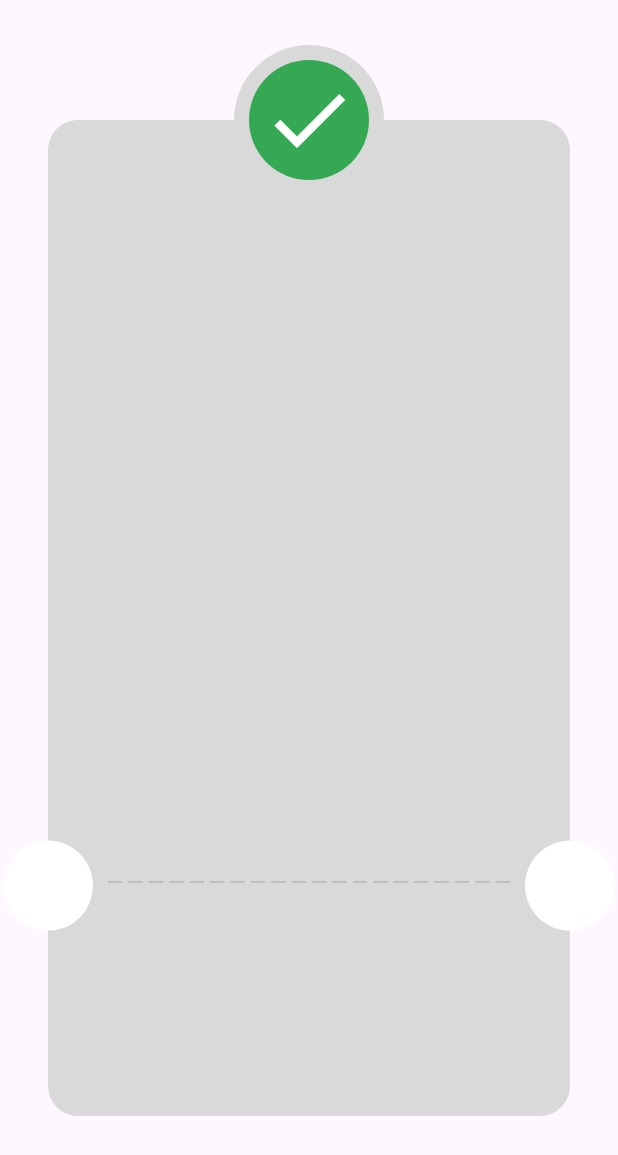
After one commit to MahmoudYasserElbanna/flutter_add_payment_tutorial, a Flutter app: the CheckOutDoneView screen opened directly, on a phone screen of 412 x 824 dp. The commit adds this screen. Shown: the top 1155 px of the screen. Run offline on Flutter 3.47's test engine with Material 3 defaults, Android fonts, the phone set to English and light mode, and no system bars; our stand-ins replace flutter_credit_card, flutter_svg.

Commit message:
refactor code check out view

```diff
--- a/lib/features/checkout/presentation/views/widgets/check_out_done_view_body.dart
+++ b/lib/features/checkout/presentation/views/widgets/check_out_done_view_body.dart
@@ -1,5 +1,9 @@
 import 'package:flutter/material.dart';
 import 'package:flutter/widgets.dart';
+import 'package:payment_app/features/checkout/presentation/views/widgets/custom_check_out_card.dart';
+import 'package:payment_app/features/checkout/presentation/views/widgets/custom_check_out_icon.dart';
+import 'package:payment_app/features/checkout/presentation/views/widgets/custom_dashed_line.dart';
+import 'package:payment_app/features/checkout/presentation/views/widgets/custom_positioned.dart';
 
 class CheckOutDoneViewBody extends StatelessWidget {
   const CheckOutDoneViewBody({super.key});
@@ -11,66 +15,26 @@ class CheckOutDoneViewBody extends StatelessWidget {
       child: Stack(
         clipBehavior: Clip.none,
         children: [
-          Container(
-            decoration: ShapeDecoration(
-              color: const Color(0xFFD9D9D9),
-              shape: RoundedRectangleBorder(
-                borderRadius: BorderRadius.circular(20),
-              ),
-            ),
+          const CustomCheckOutCard(),
+          CustomPositioned(
+            left: -30,
+            bottom: MediaQuery.of(context).size.width * 0.3,
           ),
-          Positioned(
+          CustomPositioned(
+            right: -30,
             bottom: MediaQuery.of(context).size.width * 0.3,
-            left: -30,
-            child: const CircleAvatar(
-              radius: 30,
-              backgroundColor: Colors.white,
-            ),
-          ),
-          Positioned(
-            bottom: MediaQuery.of(context).size.width * 0.3,
-            right: -30,
-            child: const CircleAvatar(
-              radius: 30,
-              backgroundColor: Colors.white,
-            ),
           ),
           const Positioned(
             left: 0,
             right: 0,
             top: -50,
-            child: CircleAvatar(
-              radius: 50,
-              backgroundColor: Color(0xFFD9D9D9),
-              child: CircleAvatar(
-                radius: 40,
-                backgroundColor: Color(0xFF34A853),
-                child: Icon(
-                  Icons.check,
-                  size: 64,
-                  color: Colors.white,
-                ),
-              ),
-            ),
+            child: CustomCheckOutIcon(),
           ),
           Positioned(
             bottom: MediaQuery.of(context).size.width * 0.3 + 30,
             left: 8 + 30,
             right: 8 + 30,
-            child: Row(
-              children: List.generate(
-                20,
-                (index) => Expanded(
-                  child: Padding(
-                    padding: const EdgeInsets.all(2.0),
-                    child: Container(
-                      color: const Color(0xFFB7B7B7),
-                      height: 1,
-                    ),
-                  ),
-                ),
-              ),
-            ),
+            child: const CustomDashedLine(),
           )
         ],
       ),
--- /dev/null
+++ b/lib/features/checkout/presentation/views/widgets/custom_check_out_card.dart
@@ -0,0 +1,17 @@
+import 'package:flutter/material.dart';
+
+class CustomCheckOutCard extends StatelessWidget {
+  const CustomCheckOutCard({super.key});
+
+  @override
+  Widget build(BuildContext context) {
+    return Container(
+      decoration: ShapeDecoration(
+        color: const Color(0xFFD9D9D9),
+        shape: RoundedRectangleBorder(
+          borderRadius: BorderRadius.circular(20),
+        ),
+      ),
+    );
+  }
+}
--- /dev/null
+++ b/lib/features/checkout/presentation/views/widgets/custom_check_out_icon.dart
@@ -0,0 +1,24 @@
+import 'package:flutter/material.dart';
+
+class CustomCheckOutIcon extends StatelessWidget {
+  const CustomCheckOutIcon({
+    super.key,
+  });
+
+  @override
+  Widget build(BuildContext context) {
+    return const CircleAvatar(
+      radius: 50,
+      backgroundColor: Color(0xFFD9D9D9),
+      child: CircleAvatar(
+        radius: 40,
+        backgroundColor: Color(0xFF34A853),
+        child: Icon(
+          Icons.check,
+          size: 64,
+          color: Colors.white,
+        ),
+      ),
+    );
+  }
+}
--- /dev/null
+++ b/lib/features/checkout/presentation/views/widgets/custom_dashed_line.dart
@@ -0,0 +1,25 @@
+import 'package:flutter/material.dart';
+
+class CustomDashedLine extends StatelessWidget {
+  const CustomDashedLine({
+    super.key,
+  });
+
+  @override
+  Widget build(BuildContext context) {
+    return Row(
+      children: List.generate(
+        20,
+        (index) => Expanded(
+          child: Padding(
+            padding: const EdgeInsets.all(2.0),
+            child: Container(
+              color: const Color(0xFFB7B7B7),
+              height: 1,
+            ),
+          ),
+        ),
+      ),
+    );
+  }
+}
--- /dev/null
+++ b/lib/features/checkout/presentation/views/widgets/custom_positioned.dart
@@ -0,0 +1,25 @@
+import 'package:flutter/material.dart';
+
+class CustomPositioned extends StatelessWidget {
+  const CustomPositioned({
+    super.key,
+    this.left,
+    this.right,
+    this.bottom,
+    this.top,
+  });
+  final double? left, right, bottom, top;
+  @override
+  Widget build(BuildContext context) {
+    return Positioned(
+      bottom: bottom,
+      left: left,
+      right: right,
+      top: top,
+      child: const CircleAvatar(
+        radius: 30,
+        backgroundColor: Colors.white,
+      ),
+    );
+  }
+}
```
